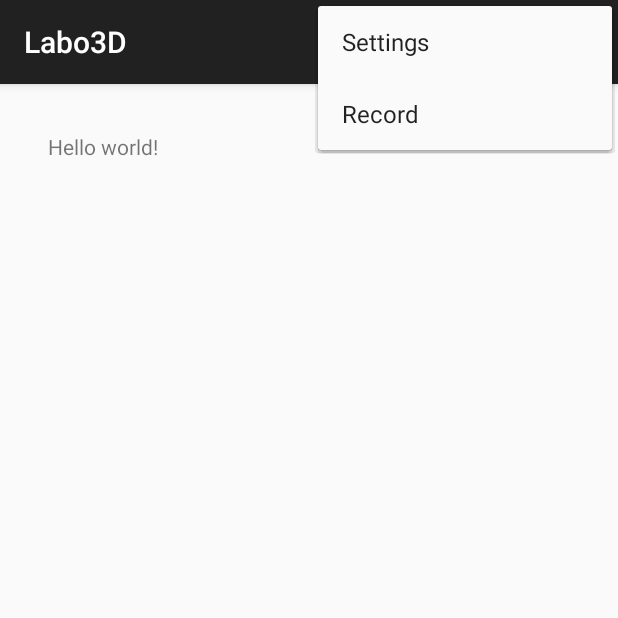
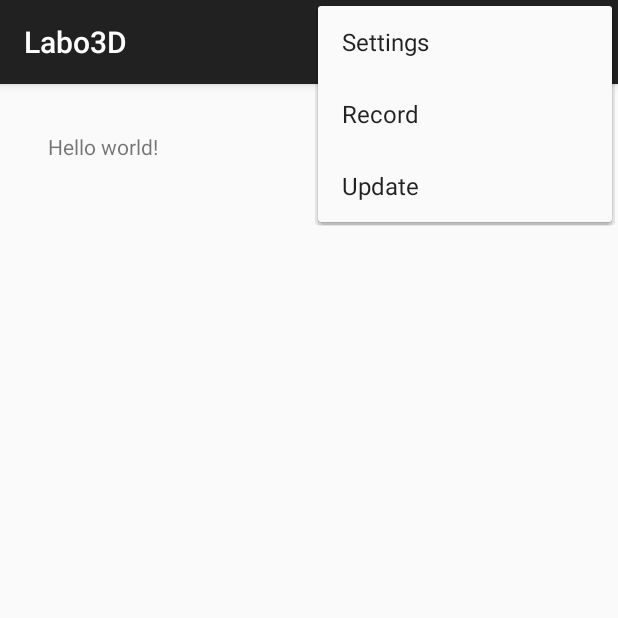
Before and after one commit to jbperin/myGame, an Android app: the screen it shows after launch (MainActivity), with the options menu open, on a phone screen of 412 x 824 dp, the top half of it. Run offline under Robolectric (Android 15) with nearby library versions, the phone set to English and light mode, and no system bars.

Commit message:
make menu entry for update from internet + give priority on downloaded resources instead of raw resources

```diff
--- a/app/src/main/AndroidManifest.xml
+++ b/app/src/main/AndroidManifest.xml
@@ -7,12 +7,15 @@
     <uses-sdk
             android:minSdkVersion="18"
             android:targetSdkVersion="20"/>
+
     <!-- Require OpenGL ES >= 2.0. -->
     <uses-feature android:glEsVersion="0x00020000" android:required="true" />
 
-    <uses-permission android:name="android.permission.INTERNET"/>
     <uses-permission android:name="android.permission.WRITE_EXTERNAL_STORAGE"/>
     <uses-permission android:name="android.permission.READ_EXTERNAL_STORAGE"/>
+
+    <uses-permission android:name="android.permission.INTERNET"/>
+    <uses-permission android:name="android.permission.ACCESS_NETWORK_STATE" />
 
     <uses-permission android:name="android.permission.READ_PHONE_STATE"/>
     <!--
--- a/app/src/main/java/com/jibepe/model/SceneGraph.java
+++ b/app/src/main/java/com/jibepe/model/SceneGraph.java
@@ -15,12 +15,6 @@ public class SceneGraph {
 
 
     public Dictionary<String, ObjLoader> objectDictionary;
-//    private float mPosCamX = 0.0f;
-//
-//    private float mPosCamY = 0.0f;
-
-    private float objPos[] = {1.0f, 0.0f, -1.0f};
-    private float objRot[] = {0.0f, 0.0f, 0.0f};
 
     private float camPos[] = {1.0f, 1.0f, -1.0f};
     private float camRot[] = {0.0f, -90.0f, 0.0f};
@@ -46,19 +40,10 @@ public class SceneGraph {
     }
 
 
-
-
-    public void setObjPos(String objName, float [] pos){
-        // TODO: Gerer le dictionnaire d'objet
-        objPos = pos;
-    }
-    public void setObjRot(String objName, float [] rot){
-        // TODO: Gerer le dictionnaire d'objet
-        objRot = rot;
-    }
     public void addObj (String name, ObjLoader obj) {
         objectDictionary.put(name, obj);
     }
+
     public ObjLoader getObj (String objectName) {
         return objectDictionary.get(objectName);
     }
--- a/app/src/main/java/com/jibepe/objparser/ObjLoader.java
+++ b/app/src/main/java/com/jibepe/objparser/ObjLoader.java
@@ -1,5 +1,7 @@
 package com.jibepe.objparser;
 
+import java.io.File;
+import java.io.FileInputStream;
 import java.io.IOException;
 import java.io.InputStream;
 import java.nio.FloatBuffer;
@@ -12,6 +14,7 @@ import java.util.List;
 
 import android.content.Context;
 import android.content.res.AssetManager;
+import android.os.Environment;
 import android.util.Log;
 
 import com.momchil_atanasov.data.front.error.WFException;
@@ -53,13 +56,23 @@ public class ObjLoader {
 		InputStream inObj;
 		InputStream inMtl;
 
-		AssetManager assetManager = mContext.getAssets();
 		dictionary = new Hashtable<String, MaterialShape>();
 
 		try {
-			inObj = assetManager.open(sceneFilename+".obj"); // mContext.getResources().openRawResource(objRessourceId);
-			inMtl = assetManager.open(sceneFilename+".mtl"); //mContext.getResources().openRawResource(mtlRessourceId);
+			File folder = mContext.getExternalFilesDir(Environment.DIRECTORY_DOWNLOADS);
+			File objFile= new File (folder, sceneFilename+".obj");
+			File mtlFile= new File (folder, sceneFilename+".mtl");
 
+			if (objFile.exists() && mtlFile.exists()) {
+				Log.d(TAG, "Loading OBJ file " + sceneFilename+".obj from app directory" );
+				inObj = new FileInputStream(objFile);
+				inMtl = new FileInputStream(mtlFile);
+			} else {
+				Log.d(TAG, "Loading OBJ file " + sceneFilename+".obj from raw resources" );
+				AssetManager assetManager = mContext.getAssets();
+				inObj = assetManager.open(sceneFilename + ".obj"); // mContext.getResources().openRawResource(objRessourceId);
+				inMtl = assetManager.open(sceneFilename + ".mtl"); //mContext.getResources().openRawResource(mtlRessourceId);
+			}
 			// Create an OBJParser and parse the resource
 			final IOBJParser objParser = new OBJParser();
 			final IMTLParser mtlParser = new MTLParser();
--- a/app/src/main/res/menu/main.xml
+++ b/app/src/main/res/menu/main.xml
@@ -13,5 +13,10 @@
             android:orderInCategory="100"
             android:title="@string/action_record"
             app:showAsAction="never"/>
+    <item
+            android:id="@+id/action_update"
+            android:orderInCategory="100"
+            android:title="@string/action_update"
+            app:showAsAction="never"/>
 
 </menu>
--- a/app/src/main/res/values/strings.xml
+++ b/app/src/main/res/values/strings.xml
@@ -80,5 +80,6 @@
     <string name="dark_theme">Dark theme</string>
     <string name="title_activity_config">ConfigActivity</string>
     <string name="action_record">Record</string>
+    <string name="action_update">Update</string>
 
 </resources>
```
Also changed, not shown: app/src/main/java/com/jibepe/activities/MainActivity.java (+35 -5 lines), app/src/main/java/com/jibepe/labo3d/TextureHandler.java (+16 -5 lines).
